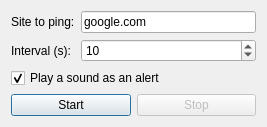
The window that dialog.ui (adamb924/LetMeKnow) describes before a commit, drawn with Qt 5.
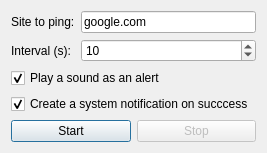
The same window after the commit.

Commit message:
Add a notification box
Now there's an optional system notification.

Diff of the .ui file:
```diff
--- a/dialog.ui
+++ b/dialog.ui
@@ -7,7 +7,7 @@
     <x>0</x>
     <y>0</y>
     <width>267</width>
-    <height>120</height>
+    <height>143</height>
    </rect>
   </property>
   <property name="windowTitle">
@@ -68,6 +68,16 @@
      </property>
     </widget>
    </item>
+   <item>
+    <widget class="QCheckBox" name="notificationBox">
+     <property name="text">
+      <string>Create a system notification on succcess</string>
+     </property>
+     <property name="checked">
+      <bool>true</bool>
+     </property>
+    </widget>
+   </item>
    <item>
     <layout class="QHBoxLayout" name="horizontalLayout">
      <item>
```
The commit also changes 1 other file.
